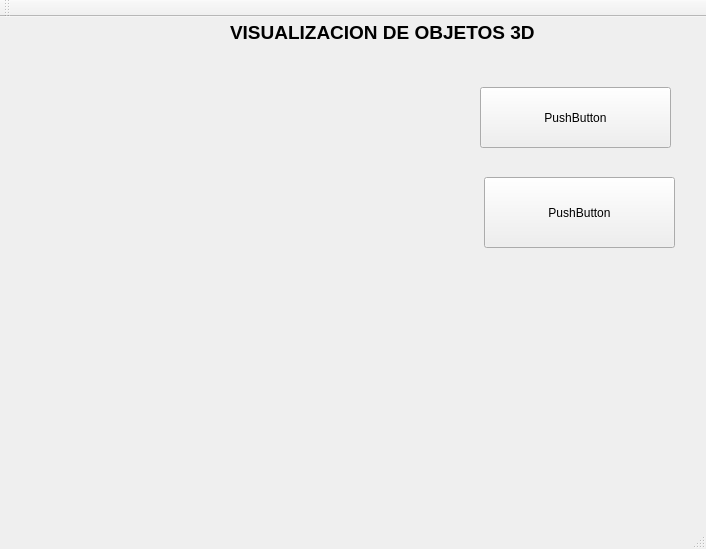
Above: ProyectoVisualizacion3D/ProyectoVisualizacion3D.ui from katriel18/ProyectoVisualizacion3D before the change. Below: the same form after it.
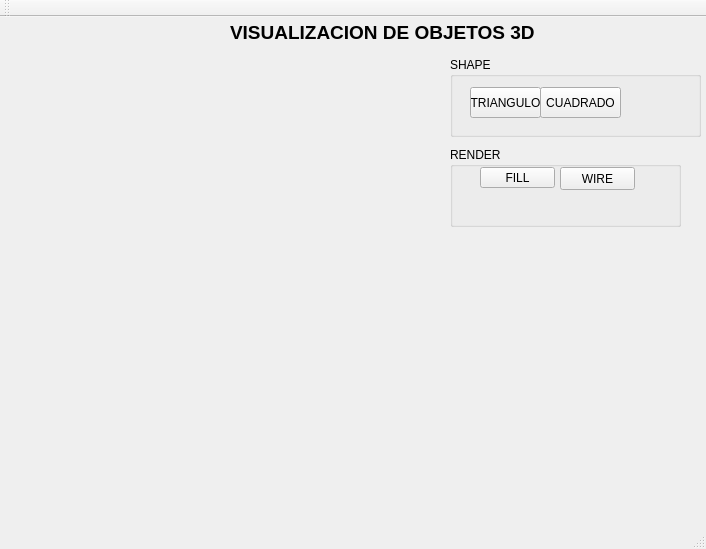
That is the form after the change.

Commit message: fill and wire

Patch:
```diff
--- a/ProyectoVisualizacion3D/ProyectoVisualizacion3D.ui
+++ b/ProyectoVisualizacion3D/ProyectoVisualizacion3D.ui
@@ -34,19 +34,6 @@
      <string>VISUALIZACION DE OBJETOS 3D</string>
     </property>
    </widget>
-   <widget class="QPushButton" name="pushButton">
-    <property name="geometry">
-     <rect>
-      <x>480</x>
-      <y>70</y>
-      <width>191</width>
-      <height>61</height>
-     </rect>
-    </property>
-    <property name="text">
-     <string>PushButton</string>
-    </property>
-   </widget>
    <widget class="QWidget" name="verticalLayoutWidget">
     <property name="geometry">
      <rect>
@@ -58,19 +45,88 @@
     </property>
     <layout class="QVBoxLayout" name="verticalLayout"/>
    </widget>
-   <widget class="QPushButton" name="pushButton_2">
+   <widget class="QGroupBox" name="groupBox">
     <property name="geometry">
      <rect>
-      <x>484</x>
-      <y>160</y>
-      <width>191</width>
-      <height>71</height>
+      <x>450</x>
+      <y>40</y>
+      <width>251</width>
+      <height>80</height>
      </rect>
     </property>
-    <property name="text">
-     <string>PushButton</string>
+    <property name="title">
+     <string>SHAPE</string>
     </property>
+    <widget class="QPushButton" name="pushButton">
+     <property name="geometry">
+      <rect>
+       <x>20</x>
+       <y>30</y>
+       <width>71</width>
+       <height>31</height>
+      </rect>
+     </property>
+     <property name="text">
+      <string>TRIANGULO</string>
+     </property>
+    </widget>
+    <widget class="QPushButton" name="pushButton_2">
+     <property name="geometry">
+      <rect>
+       <x>90</x>
+       <y>30</y>
+       <width>81</width>
+       <height>31</height>
+      </rect>
+     </property>
+     <property name="text">
+      <string>CUADRADO</string>
+     </property>
+    </widget>
    </widget>
+   <widget class="QGroupBox" name="groupBox_2">
+    <property name="geometry">
+     <rect>
+      <x>450</x>
+      <y>130</y>
+      <width>231</width>
+      <height>80</height>
+     </rect>
+    </property>
+    <property name="title">
+     <string>RENDER</string>
+    </property>
+    <widget class="QPushButton" name="pushButton_3">
+     <property name="geometry">
+      <rect>
+       <x>30</x>
+       <y>20</y>
+       <width>75</width>
+       <height>21</height>
+      </rect>
+     </property>
+     <property name="text">
+      <string>FILL</string>
+     </property>
+    </widget>
+    <widget class="QPushButton" name="pushButton_4">
+     <property name="geometry">
+      <rect>
+       <x>110</x>
+       <y>20</y>
+       <width>75</width>
+       <height>23</height>
+      </rect>
+     </property>
+     <property name="text">
+      <string>WIRE</string>
+     </property>
+    </widget>
+   </widget>
+   <zorder>groupBox</zorder>
+   <zorder>groupBox_2</zorder>
+   <zorder>label</zorder>
+   <zorder>verticalLayoutWidget</zorder>
   </widget>
   <widget class="QMenuBar" name="menuBar">
    <property name="geometry">
```
The commit also changes 8 other files.
